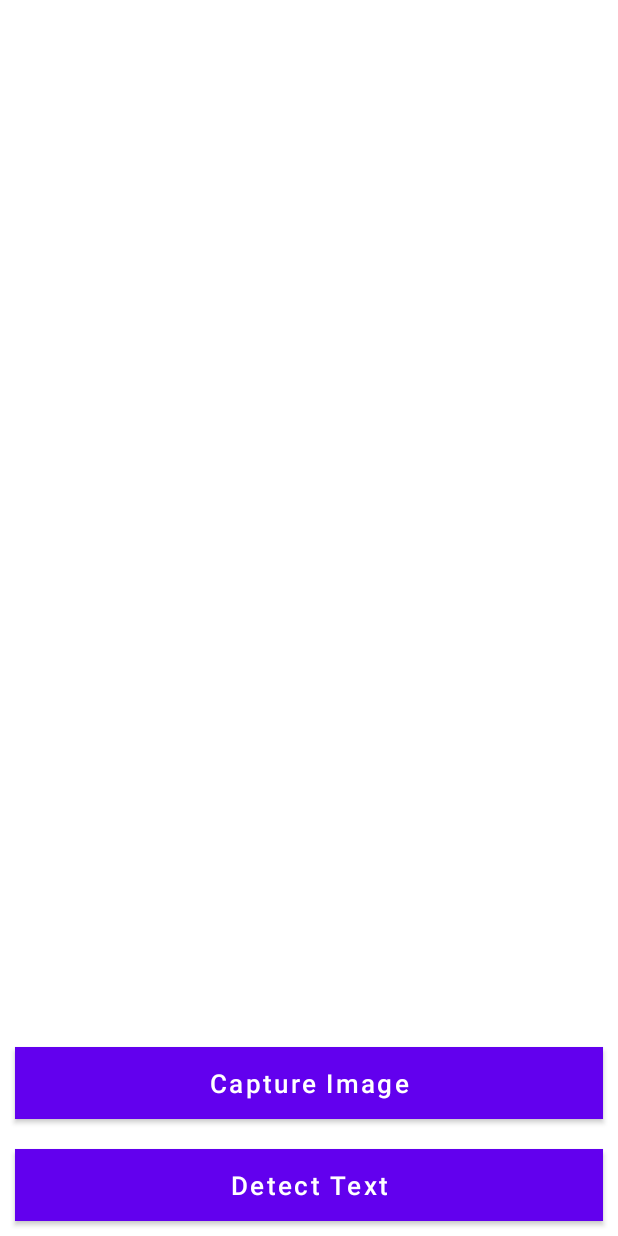
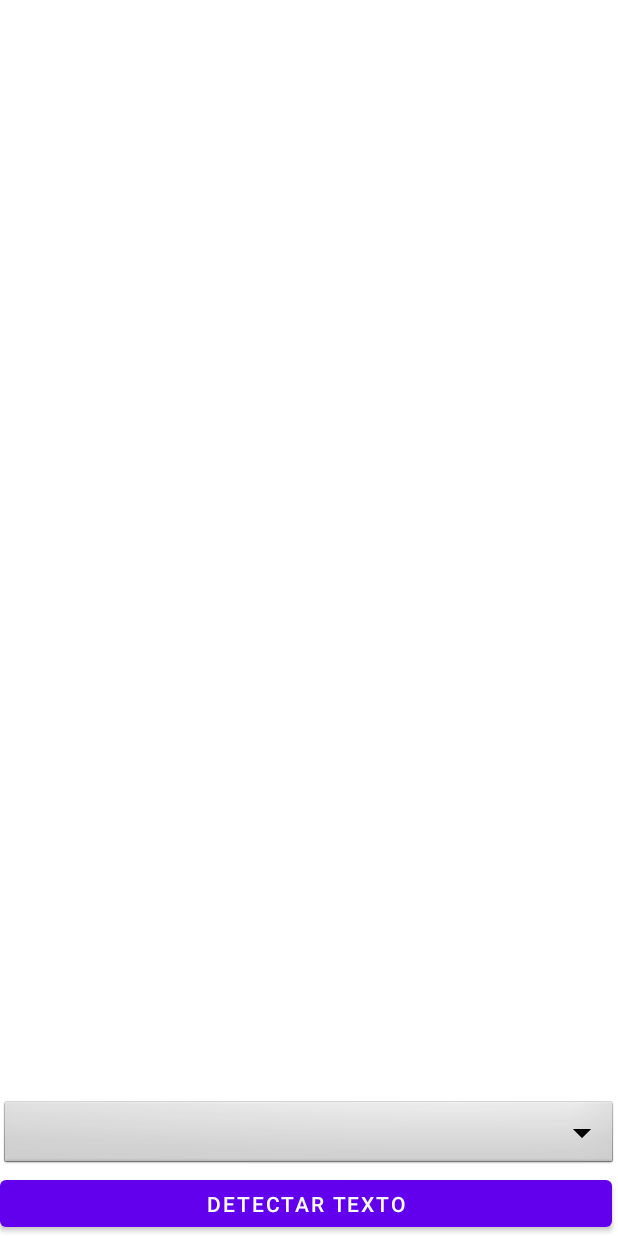
Before and after one commit to JohnEstebanAP/TextRecognistion, an Android app: the layout activity_main.xml on its own in the app's theme, with its tools: preview values and no code run, on a phone screen of 412 x 824 dp. Run offline under Robolectric (Android 15) with nearby library versions, the phone set to English and light mode, and no system bars.

Commit message:
trabajo final demo

```diff
--- a/app/src/main/res/layout/activity_main.xml
+++ b/app/src/main/res/layout/activity_main.xml
@@ -1,5 +1,5 @@
 <?xml version="1.0" encoding="utf-8"?>
-<RelativeLayout xmlns:android="http://schemas.android.com/apk/res/android"
+<androidx.constraintlayout.widget.ConstraintLayout xmlns:android="http://schemas.android.com/apk/res/android"
     xmlns:app="http://schemas.android.com/apk/res-auto"
     xmlns:tools="http://schemas.android.com/tools"
     android:layout_width="match_parent"
@@ -9,41 +9,49 @@
     <ImageView
         android:id="@+id/image_view"
         android:layout_width="match_parent"
-        android:layout_height="400dp"
+        android:layout_height="match_parent"
+        android:scaleType="fitStart"
+        app:layout_constraintBottom_toBottomOf="parent"
+        app:layout_constraintEnd_toEndOf="parent"
+        app:layout_constraintStart_toStartOf="parent"
+        app:layout_constraintTop_toTopOf="parent"
+        android:contentDescription="Select image for next recognition"/>
+
+    <com.example.textrecognistion.SuperposicionGrafica
+        android:id="@+id/graphic_overlay"
+        android:layout_width="fill_parent"
+        android:layout_height="fill_parent"
+        app:layout_constraintTop_toTopOf="@+id/image_view"
+        app:layout_constraintBottom_toBottomOf="@+id/image_view"
+        app:layout_constraintLeft_toLeftOf="@+id/image_view"
+        app:layout_constraintRight_toRightOf="@+id/image_view"
+        android:layout_alignParentStart="true"/>
+
+
+    <Spinner
+        android:id="@+id/spinner"
+        android:layout_width="match_parent"
+        android:layout_height="wrap_content"
+        android:background="@android:drawable/btn_dropdown"
+        android:spinnerMode="dropdown"
+        app:layout_constraintBottom_toTopOf="@+id/button_text"
+        app:layout_constraintLeft_toLeftOf="parent"
+        app:layout_constraintRight_toRightOf="parent"
         />
 
-    <TextView
-        android:id="@+id/text_display"
-        android:layout_width="match_parent"
-        android:layout_height="wrap_content"
-        android:text=" "
-        android:layout_below="@+id/image_view"/>
+    <Button
+        android:id="@+id/button_text"
+        android:layout_width="408dp"
+        android:layout_height="43dp"
+        android:text="Detectar Texto"
+        app:layout_constraintBottom_toBottomOf="parent"
+        app:layout_constraintLeft_toLeftOf="parent"/>
 
-    <Button
-        android:id="@+id/btn_capture_image"
-        android:layout_width="match_parent"
-        android:layout_height="wrap_content"
-        android:text="@string/capture_image"
-        android:textAllCaps="false"
-        android:layout_above="@+id/btn_detect_text_image"
-        android:background="@color/design_default_color_primary_variant"
-        android:textColor="@color/white"
-        android:textSize="17sp"
-        android:layout_margin="10dp"/>
-
-    <Button
-        android:id="@+id/btn_detect_text_image"
-        android:layout_width="match_parent"
-        android:layout_height="wrap_content"
-        android:layout_alignParentBottom="true"
-        android:text="Detect Text"
-        android:textAllCaps="false"
-        android:background="@color/teal_700"
-        android:textColor="@color/white"
-        android:textSize="17dp"
-        android:layout_margin="10dp"/>
+    <!--<Button
+        android:id="@+id/button_text"
+        android:layout_width="408dp"
+        android:layout_height="43dp"
+        app:layout_constraintBottom_toBottomOf="parent" />-->
 
 
-
-
-</RelativeLayout>
+</androidx.constraintlayout.widget.ConstraintLayout>
```
